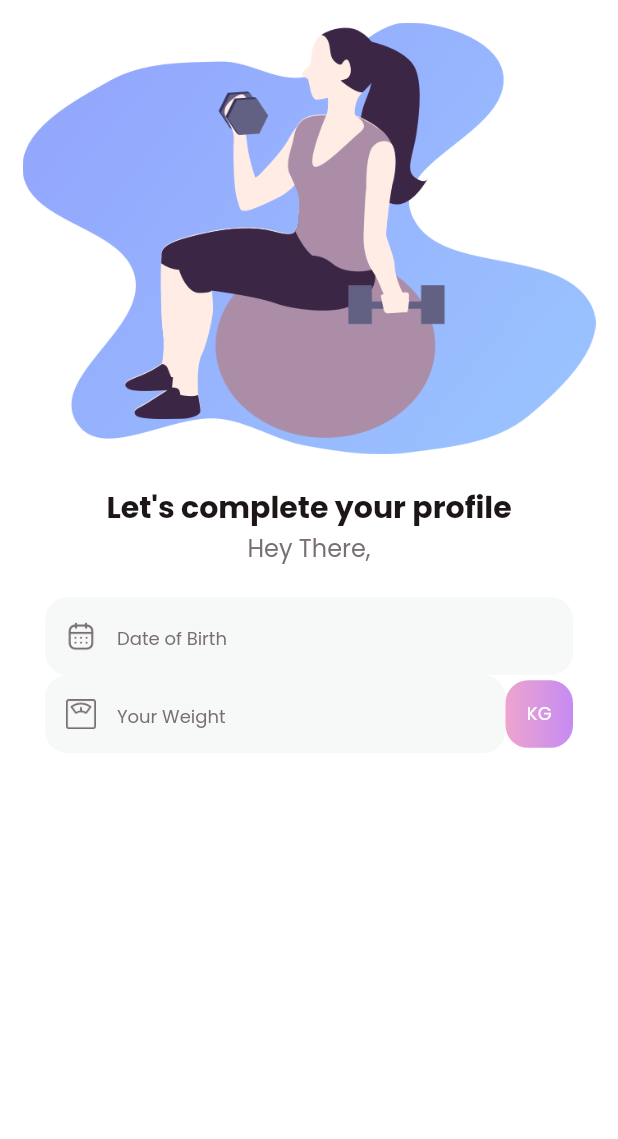
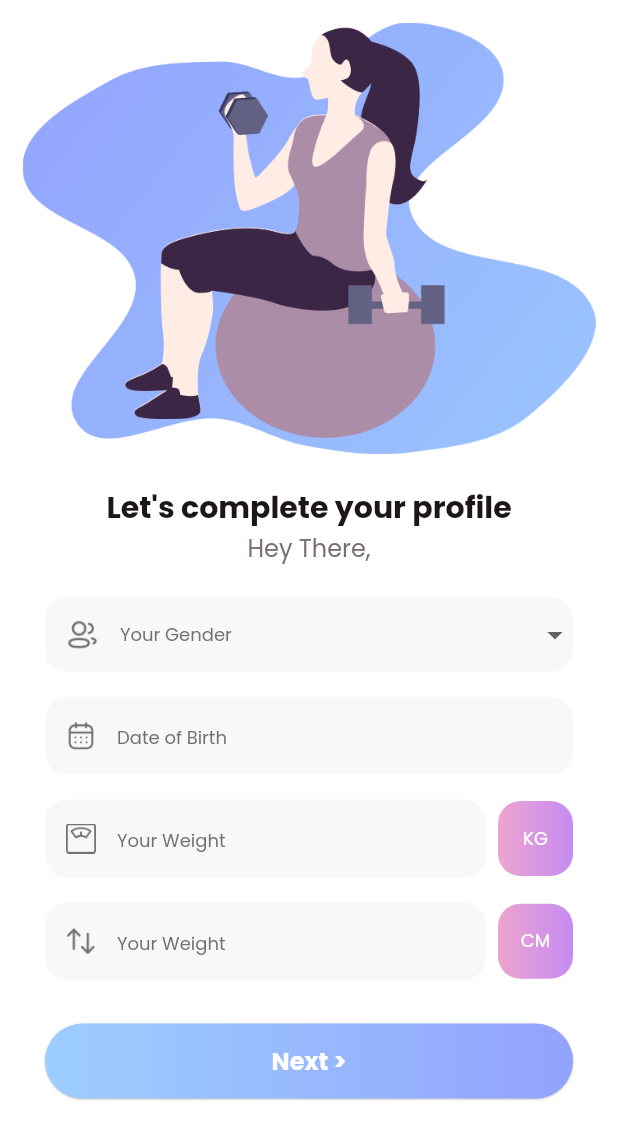
Before and after one commit to prathameassyserve/fitnestx, a Flutter app: the CompleteProfileView screen opened by its route, on a phone screen of 412 x 824 dp. Shown: the top 1139 px of the screen. Run offline on Flutter 3.47's test engine with Material 2 defaults, Android fonts, the phone set to English and light mode, and no system bars; our stand-ins replace get_it, hive, hive_flutter; accounts and stored records are empty.

Commit message:
[+] added dropdown

```diff
--- a/lib/common/string_extension.dart
+++ b/lib/common/string_extension.dart
@@ -22,6 +22,7 @@ class TString {
   static String hintPassword = "Password";
   static String labelTermsCondition = "By continuing you accept our Privacy Policy and\nTerm of Use";
   static String labelRegister = "Register";
+  static String labelNext = "Next >";
   static String labelOr = "  Or  ";
   static String labelAlreadyHaveAnAccount = "Already have an account? ";
   static String labelLogin = "Login";
@@ -29,5 +30,8 @@ class TString {
   static String labelItWillHelpUsToKnowMoreThenYou = "It will help us to know more then you!";
   static String hintDateOfBirth = "Date of Birth";
   static String hintYourWeight = "Your Weight";
+  static String hintYourHeight = "Your Height";
   static String labelKG = "KG";
+  static String labelCM = "CM";
+  static String labelYourGender = "Your Gender";
 }
--- a/lib/common_widgets/round_button.dart
+++ b/lib/common_widgets/round_button.dart
@@ -1,5 +1,3 @@
-import 'dart:ffi';
-
 import 'package:fitnestx/common/color_extension.dart';
 import 'package:fitnestx/common/string_extension.dart';
 import 'package:flutter/material.dart';
@@ -35,8 +33,8 @@ class RoundButton extends StatelessWidget {
               ? [
                   const BoxShadow(
                     color: Colors.black26,
-                    blurRadius: 2,
-                    offset: Offset(0, 2),
+                    blurRadius: 0.5,
+                    offset: Offset(0, 0.5),
                   )
                 ]
               : null),
--- a/lib/pojo/on_boarding_data.dart
+++ b/lib/pojo/on_boarding_data.dart
@@ -1,5 +1,4 @@
 class OnBoardingData {
   String title, titleSub, image;
-
   OnBoardingData({required this.title, required this.titleSub, required this.image});
 }
--- a/lib/view/login/complete_profile_view.dart
+++ b/lib/view/login/complete_profile_view.dart
@@ -1,7 +1,9 @@
 import 'package:fitnestx/common/color_extension.dart';
 import 'package:fitnestx/common/string_extension.dart';
+import 'package:fitnestx/common_widgets/round_button.dart';
 import 'package:fitnestx/common_widgets/round_textfield.dart';
 import 'package:fitnestx/generated/assets.dart';
+import 'package:fitnestx/routes.dart';
 import 'package:flutter/material.dart';
 
 class CompleteProfileView extends StatefulWidget {
@@ -47,11 +49,65 @@ class _CompleteProfileViewState extends State<CompleteProfileView> {
                   padding: const EdgeInsets.symmetric(horizontal: 15),
                   child: Column(
                     children: [
+                      Container(
+                        decoration: BoxDecoration(
+                            color: TColor.lightGray,
+                            borderRadius: BorderRadius.circular(15)),
+                        child: Row(
+                          children: [
+                            Container(
+                              padding:
+                                  const EdgeInsets.symmetric(horizontal: 15),
+                              alignment: Alignment.center,
+                              width: 50,
+                              height: 50,
+                              child: Image.asset(
+                                Assets.imgGender,
+                                width: 20,
+                                height: 20,
+                                fit: BoxFit.contain,
+                                color: TColor.gray,
+                              ),
+                            ),
+                            Expanded(
+                              child: DropdownButtonHideUnderline(
+                                child: DropdownButton(
+                                  items: ["Male", "Female"]
+                                      .map(
+                                        (name) => DropdownMenuItem(
+                                          value: name,
+                                          child: Text(
+                                            name,
+                                            style: TextStyle(
+                                              color: TColor.gray,
+                                              fontSize: 12,
+                                            ),
+                                          ),
+                                        ),
+                                      )
+                                      .toList(),
+                                  isExpanded: true,
+                                  hint: Text(
+                                    TString.labelYourGender,
+                                    style: TextStyle(
+                                      color: TColor.gray,
+                                      fontSize: 12,
+                                    ),
+                                  ),
+                                  onChanged: (value) {},
+                                ),
+                              ),
+                            ),
+                          ],
+                        ),
+                      ),
+                      SizedBox(height: media.width * 0.04),
                       RoundTextField(
                         hintText: TString.hintDateOfBirth,
                         icon: Assets.imgDate,
                         controller: txtDate,
                       ),
+                      SizedBox(height: media.width * 0.04),
                       Row(
                         children: [
                           Expanded(
@@ -60,9 +116,10 @@ class _CompleteProfileViewState extends State<CompleteProfileView> {
                               icon: Assets.imgWeight,
                             ),
                           ),
+                          const SizedBox(width: 8),
                           Container(
-                            width: 45,
-                            height: 45,
+                            width: 50,
+                            height: 50,
                             alignment: Alignment.center,
                             decoration: BoxDecoration(
                               borderRadius: BorderRadius.circular(15),
@@ -78,7 +135,46 @@ class _CompleteProfileViewState extends State<CompleteProfileView> {
                             ),
                           )
                         ],
-                      )
+                      ),
+                      SizedBox(height: media.width * 0.04),
+                      Row(
+                        children: [
+                          Expanded(
+                            child: RoundTextField(
+                              hintText: TString.hintYourWeight,
+                              icon: Assets.imgHight,
+                            ),
+                          ),
+                          const SizedBox(width: 8),
+                          Container(
+                            width: 50,
+                            height: 50,
+                            alignment: Alignment.center,
+                            decoration: BoxDecoration(
+                              borderRadius: BorderRadius.circular(15),
+                              gradient:
+                                  LinearGradient(colors: TColor.secondaryG),
+                            ),
+                            child: Text(
+                              TString.labelCM,
+                              style: TextStyle(
+                                color: TColor.white,
+                                fontSize: 12,
+                              ),
+                            ),
+                          )
+                        ],
+                      ),
+                      SizedBox(height: media.width * 0.07),
+                      RoundButton(
+                        buttonName: TString.labelNext,
+                        onPressed: () {
+                          Navigator.pushNamed(
+                            context,
+                            ScreenName.completeProfileView,
+                          );
+                        },
+                      ),
                     ],
                   ),
                 ),
--- a/lib/view/on_boarding/on_boarding_view.dart
+++ b/lib/view/on_boarding/on_boarding_view.dart
@@ -1,8 +1,6 @@
 import 'package:fitnestx/common/color_extension.dart';
 import 'package:fitnestx/common/item_collection.dart';
-import 'package:fitnestx/common/string_extension.dart';
 import 'package:fitnestx/common_widgets/on_boarding_page.dart';
-import 'package:fitnestx/generated/assets.dart';
 import 'package:fitnestx/prefs/app_db.dart';
 import 'package:fitnestx/routes.dart';
 import 'package:flutter/material.dart';
@@ -13,6 +11,7 @@ class OnBoardingView extends StatefulWidget {
   @override
   State<OnBoardingView> createState() => _OnBoardingViewState();
 }
+
 
 class _OnBoardingViewState extends State<OnBoardingView> {
   int selectedPage = 0;
```
